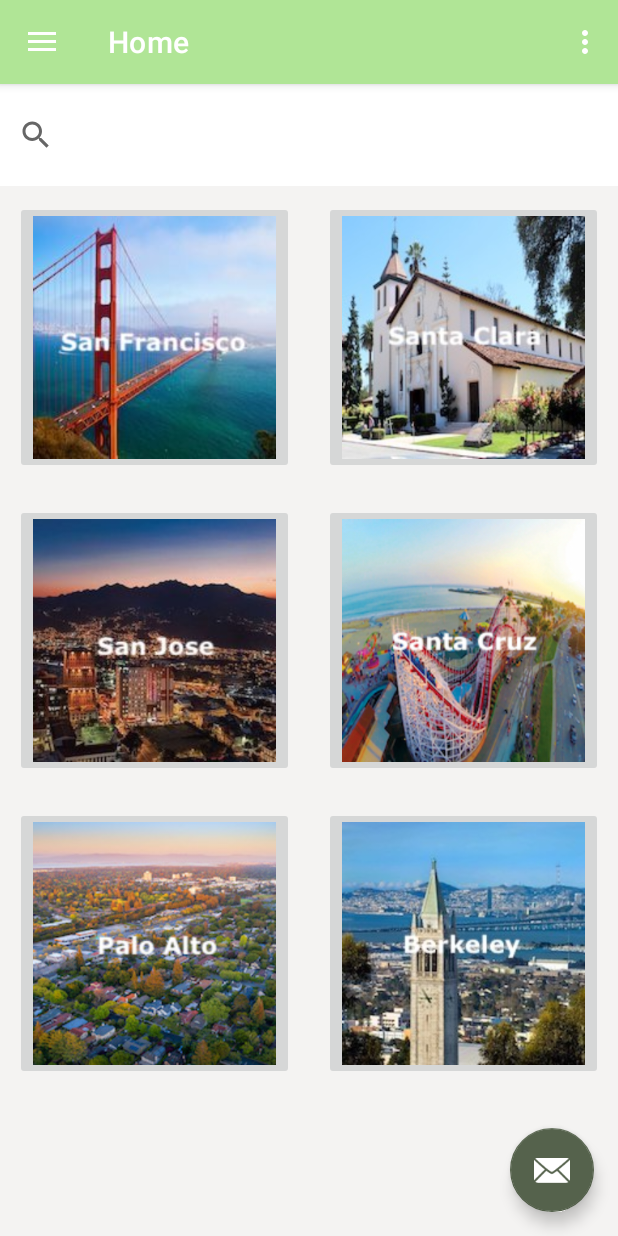
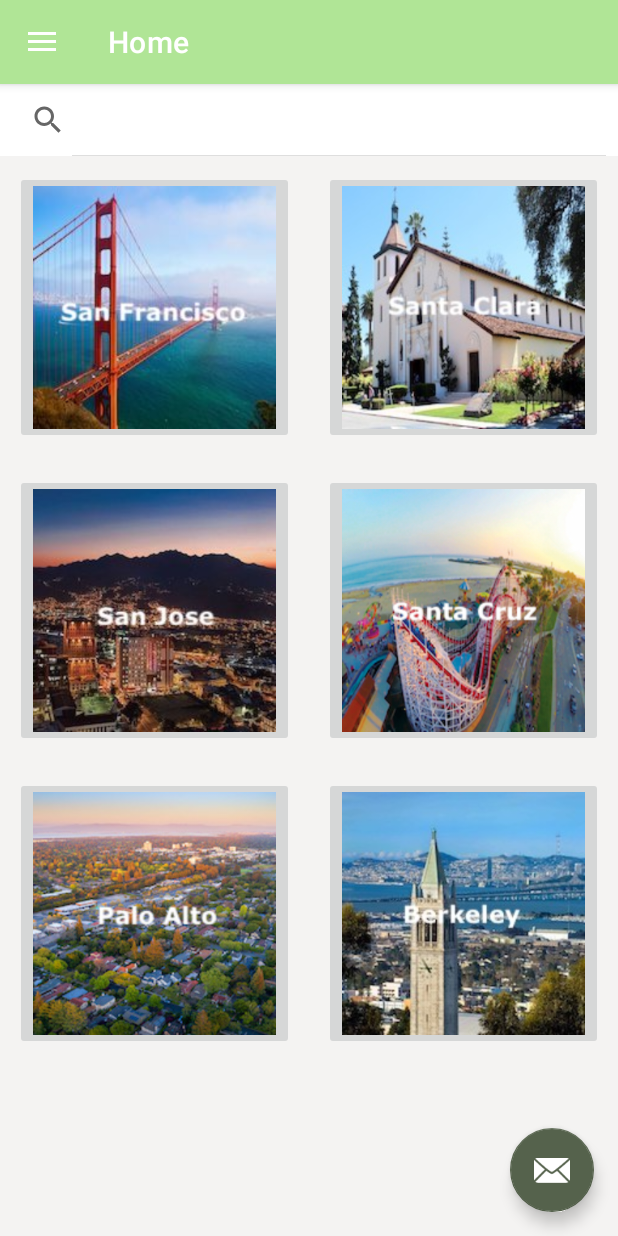
Before and after one commit to lin-jeffrey/bay-bucket, an Android app: the Home screen opened directly, with no data from a screen before it, on a phone screen of 412 x 824 dp. Run offline under Robolectric (Android 15) with nearby library versions, the phone set to English and light mode, and no system bars; our stand-ins replace Firebase (no records; nobody signed in at launch, a user with empty details on screens opened directly), Room's generated code, navigation-ui.

Commit message:
added search functionality

```diff
--- a/app/src/main/AndroidManifest.xml
+++ b/app/src/main/AndroidManifest.xml
@@ -26,12 +26,15 @@
         <activity
             android:name=".MainActivity"
             android:exported="true">
+            <meta-data android:name="android.app.searchable"
+                android:resource="@xml/searchable"/>
             <intent-filter>
                 <action android:name="android.intent.action.MAIN" />
-
+                <action android:name="android.intent.action.SEARCH" />
                 <category android:name="android.intent.category.LAUNCHER" />
             </intent-filter>
         </activity>
+
         <activity
             android:name=".ProfileActivity">
         </activity>
--- a/app/src/main/res/layout/fragment_home.xml
+++ b/app/src/main/res/layout/fragment_home.xml
@@ -7,15 +7,12 @@
     tools:context=".ui.home.HomeFragment"
     android:orientation="vertical">
 
-    <SearchView
+    <android.widget.SearchView
         android:id="@+id/search"
-        android:layout_width="match_parent"
+        android:layout_width="fill_parent"
         android:layout_height="wrap_content"
-        android:textSize="20sp"
-        android:hint="Location"
-        android:drawableRight="@android:drawable/ic_menu_search"
-        android:layout_marginTop="10dp"
-        android:layout_marginBottom="10dp"/>
+        android:iconifiedByDefault="false">
+    </android.widget.SearchView>
 
     <FrameLayout xmlns:android="http://schemas.android.com/apk/res/android"
         android:layout_width="match_parent"
@@ -161,77 +158,4 @@
         </LinearLayout>
         </ScrollView>
     </FrameLayout>
-<!--    <GridLayout-->
-<!--        android:layout_width="match_parent"-->
-<!--        android:layout_height="wrap_content"-->
-<!--        android:columnCount="2"-->
-<!--        android:rowCount="3">-->
-<!--        <ImageButton-->
-<!--            android:id="@+id/sanFrancisco"-->
-<!--            android:src="@drawable/san_francisco"-->
-<!--            android:scaleType="fitXY"-->
-<!--            android:layout_row="0"-->
-<!--            android:layout_column="0"-->
-<!--            android:layout_width="150dp"-->
-<!--            android:layout_height="200dp"-->
-<!--            android:layout_rowWeight="1"-->
-<!--            android:layout_columnWeight="1"-->
-<!--            />-->
-<!--        <ImageButton-->
-<!--            android:id="@+id/santaClara"-->
-<!--            android:src="@drawable/santa_clara"-->
-<!--            android:scaleType="fitXY"-->
-<!--            android:layout_row="0"-->
-<!--            android:layout_column="1"-->
-<!--            android:layout_width="150dp"-->
-<!--            android:layout_height="200dp"-->
-<!--            android:layout_rowWeight="1"-->
-<!--            android:layout_columnWeight="1"-->
-<!--            />-->
-<!--        <ImageButton-->
-<!--            android:id="@+id/sanJose"-->
-<!--            android:src="@drawable/san_jose"-->
-<!--            android:scaleType="fitXY"-->
-<!--            android:layout_row="1"-->
-<!--            android:layout_column="0"-->
-<!--            android:layout_width="150dp"-->
-<!--            android:layout_height="200dp"-->
-<!--            android:layout_rowWeight="1"-->
-<!--            android:layout_columnWeight="1"-->
-<!--            />-->
-<!--        <ImageButton-->
-<!--            android:id="@+id/paloAlto"-->
-<!--            android:src="@drawable/palo_alto"-->
-<!--            android:scaleType="fitXY"-->
-<!--            android:layout_row="1"-->
-<!--            android:layout_column="1"-->
-<!--            android:layout_width="150dp"-->
-<!--            android:layout_height="200dp"-->
-<!--            android:layout_rowWeight="1"-->
-<!--            android:layout_columnWeight="1"-->
-<!--            />-->
-<!--        <ImageButton-->
-<!--            android:id="@+id/santaCruz"-->
-<!--            android:src="@drawable/santa_cruz"-->
-<!--            android:scaleType="fitXY"-->
-<!--            android:layout_row="2"-->
-<!--            android:layout_column="0"-->
-<!--            android:layout_width="150dp"-->
-<!--            android:layout_height="200dp"-->
-<!--            android:layout_rowWeight="1"-->
-<!--            android:layout_columnWeight="1"-->
-<!--            />-->
-<!--        <ImageButton-->
-<!--            android:id="@+id/berkeley"-->
-<!--            android:src="@drawable/berkeley"-->
-<!--            android:scaleType="fitXY"-->
-<!--            android:layout_row="2"-->
-<!--            android:layout_column="1"-->
-<!--            android:layout_width="150dp"-->
-<!--            android:layout_height="200dp"-->
-<!--            android:layout_rowWeight="1"-->
-<!--            android:layout_columnWeight="1"-->
-<!--            />-->
-<!--    </GridLayout>-->
-
 </LinearLayout>
--- a/app/src/main/res/menu/home.xml
+++ b/app/src/main/res/menu/home.xml
@@ -1,9 +1,5 @@
 <?xml version="1.0" encoding="utf-8"?>
 <menu xmlns:android="http://schemas.android.com/apk/res/android"
     xmlns:app="http://schemas.android.com/apk/res-auto">
-    <item
-        android:id="@+id/action_settings"
-        android:orderInCategory="100"
-        android:title="@string/action_settings"
-        app:showAsAction="never" />
+
 </menu>
--- a/app/src/main/res/values/strings.xml
+++ b/app/src/main/res/values/strings.xml
@@ -26,4 +26,7 @@
     <string name="bucket_list_page_heading">Bucket List</string>
     <string name="bucket_list_page_img_desc">Main image</string>
     <string name="logout">Logout</string>
+    <string name="app_label">Bay-Bucket</string>
+    <string name="search_hint">Search Locations</string>
+    <string name="action_search">Search</string>
 </resources>
--- /dev/null
+++ b/app/src/main/res/xml/searchable.xml
@@ -0,0 +1,5 @@
+<?xml version="1.0" encoding="utf-8"?>
+<searchable xmlns:android="http://schemas.android.com/apk/res/android"
+    android:label="@string/app_label"
+    android:hint="@string/search_hint" >
+</searchable>
```
Also changed, not shown: app/src/main/java/com/example/baybucket/Home.java (+64 -1 lines).
